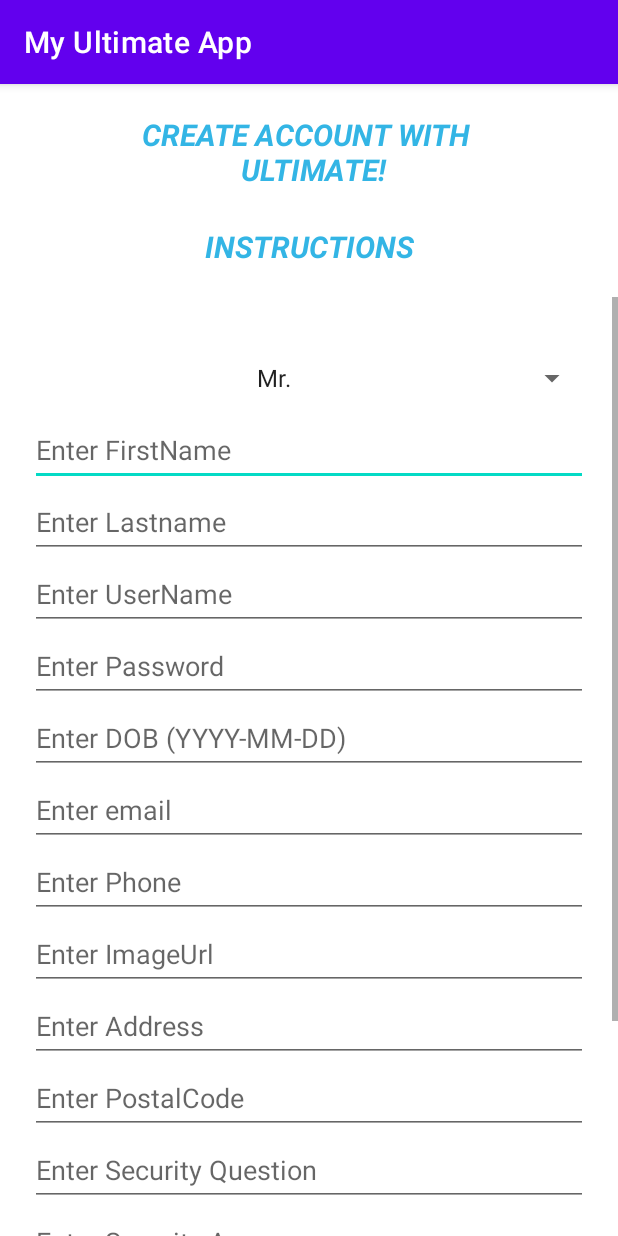
After one commit to jasshu01/My-Ultimate-App, an Android app: the SignupPage screen opened directly, with no data from a screen before it, on a phone screen of 412 x 824 dp. The commit adds this screen. Run offline under Robolectric (Android 15) with nearby library versions, the phone set to English and light mode, and no system bars.

Commit message:
signup Layout

```diff
--- a/app/src/main/java/com/example/myultimateapp/LoginPage.java
+++ b/app/src/main/java/com/example/myultimateapp/LoginPage.java
@@ -37,6 +37,7 @@ public class LoginPage extends AppCompatActivity {
         ForgotPassword = findViewById(R.id.forgotPassword);
         loginButton = findViewById(R.id.loginButton);
 
+        dbHandler handler=new dbHandler(LoginPage.this,"myApp",null,1);
 
         SharedPreferences sp = getSharedPreferences("Current User", MODE_PRIVATE);
         String CheckingIfAlreadyLoggedIn=sp.getString("LoggedInUser","");
@@ -153,6 +154,19 @@ public class LoginPage extends AppCompatActivity {
                 final_password = String.valueOf(password.getText());
 
 
+                UserDetails user=handler.fetchUserUsingUserName(final_username);
+                if(user==null)
+                {
+                    Toast.makeText(LoginPage.this, "Invalid Credentials", Toast.LENGTH_SHORT).show();
+                    return;
+                }
+
+
+                if(!user.getPassword().equals(final_password))
+                {
+                    Toast.makeText(LoginPage.this, "Invalid Credentials", Toast.LENGTH_SHORT).show();
+                    return;
+                }
 
 
                 SharedPreferences sp = getSharedPreferences("Current User", MODE_PRIVATE);
@@ -168,5 +182,14 @@ public class LoginPage extends AppCompatActivity {
             }
         });
 
+
+        signupOption.setOnClickListener(new View.OnClickListener() {
+            @Override
+            public void onClick(View view) {
+                Intent intent=new Intent(LoginPage.this,SignupPage.class);
+                startActivity(intent);
+            }
+        });
+
     }
 }
--- /dev/null
+++ b/app/src/main/java/com/example/myultimateapp/SignupPage.java
@@ -0,0 +1,210 @@
+package com.example.myultimateapp;
+
+import androidx.appcompat.app.AppCompatActivity;
+
+import android.annotation.SuppressLint;
+import android.os.Bundle;
+import android.text.Editable;
+import android.text.TextWatcher;
+import android.widget.ArrayAdapter;
+import android.widget.Button;
+import android.widget.EditText;
+import android.widget.Spinner;
+import android.widget.TextView;
+
+import java.util.ArrayList;
+import java.util.List;
+
+public class SignupPage extends AppCompatActivity {
+
+    TextView signupInstructions;
+    Spinner signupTitle;
+    EditText signupFirstName, signupLastName, signupUsername, signupPassword, signupDOB, signupEmail, signupPhone, signupImage, signupAddress, signupPostal, signupSQ, signupSA;
+    Button signupBtn;
+
+
+    @Override
+    protected void onCreate(Bundle savedInstanceState) {
+        super.onCreate(savedInstanceState);
+        setContentView(R.layout.activity_signup_page);
+
+        signupInstructions = findViewById(R.id.singupInstuctions);
+        signupTitle = findViewById(R.id.signupTitle);
+        signupFirstName = findViewById(R.id.signupFirstName);
+        signupLastName = findViewById(R.id.signupLastName);
+        signupUsername = findViewById(R.id.signupUserName);
+        signupPassword = findViewById(R.id.signupPassword);
+        signupDOB = findViewById(R.id.signupDOB);
+        signupEmail = findViewById(R.id.signupEmail);
+        signupPhone = findViewById(R.id.signupPhone);
+        signupImage = findViewById(R.id.signupImage);
+        signupAddress = findViewById(R.id.signupAddress);
+        signupPostal = findViewById(R.id.signupPostal);
+        signupSQ = findViewById(R.id.signupSQ);
+        signupSA = findViewById(R.id.signupSA);
+        signupBtn = findViewById(R.id.signupButton);
+
+
+        List<String> titles = new ArrayList<String>();
+        titles.add("Mr.");
+        titles.add("Mrs.");
+        titles.add("Miss");
+        ArrayAdapter<String> dataAdapter = new ArrayAdapter<String>(this, android.R.layout.simple_spinner_item, titles);
+        dataAdapter.setDropDownViewResource(android.R.layout.simple_spinner_dropdown_item);
+        signupTitle.setAdapter(dataAdapter);
+
+
+        signupFirstName.addTextChangedListener(new TextWatcher() {
+            @Override
+            public void beforeTextChanged(CharSequence charSequence, int i, int i1, int i2) {
+
+            }
+
+            @Override
+            public void onTextChanged(CharSequence charSequence, int i, int i1, int i2) {
+                String s = charSequence.toString();
+            }
+
+            @Override
+            public void afterTextChanged(Editable editable) {
+
+            }
+        });
+        signupLastName.addTextChangedListener(new TextWatcher() {
+            @Override
+            public void beforeTextChanged(CharSequence charSequence, int i, int i1, int i2) {
+
+            }
+
+            @Override
+            public void onTextChanged(CharSequence charSequence, int i, int i1, int i2) {
+                String s = charSequence.toString();
+            }
+
+            @Override
+            public void afterTextChanged(Editable editable) {
+
+            }
+        });
+        signupUsername.addTextChangedListener(new TextWatcher() {
+            @Override
+            public void beforeTextChanged(CharSequence charSequence, int i, int i1, int i2) {
+
+            }
+
+            @Override
+            public void onTextChanged(CharSequence charSequence, int i, int i1, int i2) {
+                String s = charSequence.toString();
+            }
+
+            @Override
+            public void afterTextChanged(Editable editable) {
+
+            }
+        });
+        signupPassword.addTextChangedListener(new TextWatcher() {
+            @Override
+            public void beforeTextChanged(CharSequence charSequence, int i, int i1, int i2) {
+
+            }
+
+            @Override
+            public void onTextChanged(CharSequence charSequence, int i, int i1, int i2) {
+                String s = charSequence.toString();
+            }
+
+            @Override
+            public void afterTextChanged(Editable editable) {
+
+            }
+        });
+        signupDOB.addTextChangedListener(new TextWatcher() {
+            @Override
+            public void beforeTextChanged(CharSequence charSequence, int i, int i1, int i2) {
+
+            }
+
+            @Override
+            public void onTextChanged(CharSequence charSequence, int i, int i1, int i2) {
+                String s = charSequence.toString();
+            }
+
+            @Override
+            public void afterTextChanged(Editable editable) {
+
+            }
+        });
+        signupEmail.addTextChangedListener(new TextWatcher() {
+            @Override
+            public void beforeTextChanged(CharSequence charSequence, int i, int i1, int i2) {
+
+            }
+
+            @Override
+            public void onTextChanged(CharSequence charSequence, int i, int i1, int i2) {
+                String s = charSequence.toString();
+            }
+
+            @Override
+            public void afterTextChanged(Editable editable) {
+
+            }
+        });
+        signupPhone.addTextChangedListener(new TextWatcher() {
+            @Override
+            public void beforeTextChanged(CharSequence charSequence, int i, int i1, int i2) {
+
+            }
+
+            @Override
+            public void onTextChanged(CharSequence charSequence, int i, int i1, int i2) {
+                String s = charSequence.toString();
+            }
+
+            @Override
+            public void afterTextChanged(Editable editable) {
+
+            }
+        });
+
+
+        signupSQ.addTextChangedListener(new TextWatcher() {
+            @Override
+            public void beforeTextChanged(CharSequence charSequence, int i, int i1, int i2) {
+
+            }
+
+            @Override
+            public void onTextChanged(CharSequence charSequence, int i, int i1, int i2) {
+                String s = charSequence.toString();
+            }
+
+            @Override
+            public void afterTextChanged(Editable editable) {
+
+            }
+        });
+
+
+        signupSA.addTextChangedListener(new TextWatcher() {
+            @Override
+            public void beforeTextChanged(CharSequence charSequence, int i, int i1, int i2) {
+
+            }
+
+            @Override
+            public void onTextChanged(CharSequence charSequence, int i, int i1, int i2) {
+                String s = charSequence.toString();
+            }
+
+            @Override
+            public void afterTextChanged(Editable editable) {
+
+            }
+        });
+
+
+
+
+    }
+}
--- /dev/null
+++ b/app/src/main/res/layout/activity_signup_page.xml
@@ -0,0 +1,191 @@
+<?xml version="1.0" encoding="utf-8"?>
+<androidx.constraintlayout.widget.ConstraintLayout xmlns:android="http://schemas.android.com/apk/res/android"
+    xmlns:app="http://schemas.android.com/apk/res-auto"
+    xmlns:tools="http://schemas.android.com/tools"
+    android:layout_width="match_parent"
+    android:layout_height="match_parent"
+    tools:context=".SignupPage">
+
+    <TextView
+        android:id="@+id/singupInstuctions"
+        android:layout_width="match_parent"
+        android:layout_height="wrap_content"
+        android:layout_marginTop="24dp"
+        android:text="instructions"
+        android:textAlignment="center"
+        android:textAllCaps="true"
+        android:textColor="@android:color/holo_blue_light"
+        android:textSize="20sp"
+        android:textStyle="bold|italic"
+        app:layout_constraintTop_toBottomOf="@+id/createAccountText"
+        tools:layout_editor_absoluteX="0dp" />
+
+    <ScrollView
+        android:id="@+id/scrollView2"
+        android:layout_width="0dp"
+        android:layout_height="0dp"
+        android:layout_marginTop="20dp"
+        app:layout_constraintBottom_toBottomOf="parent"
+        app:layout_constraintEnd_toEndOf="parent"
+        app:layout_constraintHorizontal_bias="0.0"
+        app:layout_constraintStart_toStartOf="parent"
+        app:layout_constraintTop_toBottomOf="@+id/singupInstuctions"
+        app:layout_constraintVertical_bias="0.169">
+
+        <LinearLayout
+            android:layout_width="match_parent"
+            android:layout_height="match_parent"
+            android:orientation="vertical"
+            android:paddingLeft="20dp"
+            android:paddingTop="30dp"
+            android:paddingRight="20dp"
+            android:paddingBottom="10dp">
+
+            <Spinner
+                android:id="@+id/signupTitle"
+                android:layout_width="match_parent"
+                android:layout_height="wrap_content"
+                android:minHeight="48dp"
+                android:spinnerMode="dropdown"
+                android:textAlignment="center" />
+
+            <EditText
+                android:id="@+id/signupFirstName"
+                android:layout_width="match_parent"
+                android:layout_height="wrap_content"
+                android:ems="10"
+                android:hint="Enter FirstName"
+                android:inputType="textPersonName"
+                android:minHeight="48dp" />
+
+            <EditText
+                android:id="@+id/signupLastName"
+                android:layout_width="match_parent"
+                android:layout_height="wrap_content"
+                android:ems="10"
+                android:hint="Enter Lastname"
+                android:inputType="textPersonName"
+                android:minHeight="48dp" />
+
+            <EditText
+                android:id="@+id/signupUserName"
+                android:layout_width="match_parent"
+                android:layout_height="wrap_content"
+                android:ems="10"
+                android:hint="Enter UserName"
+                android:inputType="textPersonName"
+                android:minHeight="48dp" />
+
+            <EditText
+                android:id="@+id/signupPassword"
+                android:layout_width="match_parent"
+                android:layout_height="wrap_content"
+                android:ems="10"
+                android:hint="Enter Password"
+                android:inputType="textPassword"
+                android:minHeight="48dp" />
+
+            <EditText
+                android:id="@+id/signupDOB"
+                android:layout_width="match_parent"
+                android:layout_height="wrap_content"
+                android:ems="10"
+                android:hint="Enter DOB (YYYY-MM-DD)"
+                android:inputType="date"
+                android:minHeight="48dp" />
+
+            <EditText
+                android:id="@+id/signupEmail"
+                android:layout_width="match_parent"
+                android:layout_height="wrap_content"
+                android:ems="10"
+                android:hint="Enter email"
+                android:inputType="textEmailAddress"
+                android:minHeight="48dp" />
+
+            <EditText
+                android:id="@+id/signupPhone"
+                android:layout_width="match_parent"
+                android:layout_height="wrap_content"
+                android:ems="10"
+                android:hint="Enter Phone"
+                android:inputType="phone"
+                android:minHeight="48dp" />
+
+            <EditText
+                android:id="@+id/signupImage"
+                android:layout_width="match_parent"
+                android:layout_height="wrap_content"
+                android:ems="10"
+                android:hint="Enter ImageUrl"
+                android:inputType="textPersonName"
+                android:minHeight="48dp" />
+
+            <EditText
+                android:id="@+id/signupAddress"
+                android:layout_width="match_parent"
+                android:layout_height="wrap_content"
+                android:ems="10"
+                android:hint="Enter Address"
+                android:inputType="textPersonName"
+                android:minHeight="48dp" />
+
+            <EditText
+                android:id="@+id/signupPostal"
+                android:layout_width="match_parent"
+                android:layout_height="wrap_content"
+                android:ems="10"
+                android:hint="Enter PostalCode"
+                android:inputType="textPostalAddress"
+                android:minHeight="48dp" />
+
+            <EditText
+                android:id="@+id/signupSQ"
+                android:layout_width="match_parent"
+                android:layout_height="wrap_content"
+                android:ems="10"
+                android:hint="Enter Security Question"
+                android:inputType="textPersonName"
+                android:minHeight="48dp" />
+
+            <EditText
+                android:id="@+id/signupSA"
+                android:layout_width="match_parent"
+                android:layout_height="wrap_content"
+                android:ems="10"
+                android:hint="Enter Security Answer"
+                android:inputType="textPersonName"
+                android:minHeight="48dp" />
+
+            <Button
+                android:id="@+id/signupButton"
+                android:layout_width="match_parent"
+                android:layout_height="wrap_content"
+                android:layout_marginBottom="100dp"
+                android:gravity="center"
+                android:text="Signup!" />
+
+        </LinearLayout>
+    </ScrollView>
+
+    <TextView
+        android:id="@+id/createAccountText"
+        android:layout_width="match_parent"
+        android:layout_height="wrap_content"
+        android:layout_marginTop="20dp"
+        android:text="Create Account with \n Ultimate!"
+        android:textAlignment="center"
+        android:textAllCaps="true"
+        android:textColor="@android:color/holo_blue_light"
+        android:textSize="20sp"
+        android:textStyle="bold|italic"
+        app:layout_constraintTop_toTopOf="parent" />
+
+    <androidx.constraintlayout.widget.Guideline
+        android:id="@+id/guideline2"
+        android:layout_width="wrap_content"
+        android:layout_height="wrap_content"
+        android:orientation="horizontal"
+        app:layout_constraintGuide_begin="20dp" />
+
+</androidx.constraintlayout.widget.ConstraintLayout>
```
Also changed, not shown: app/src/main/AndroidManifest.xml (+19 -5 lines).
